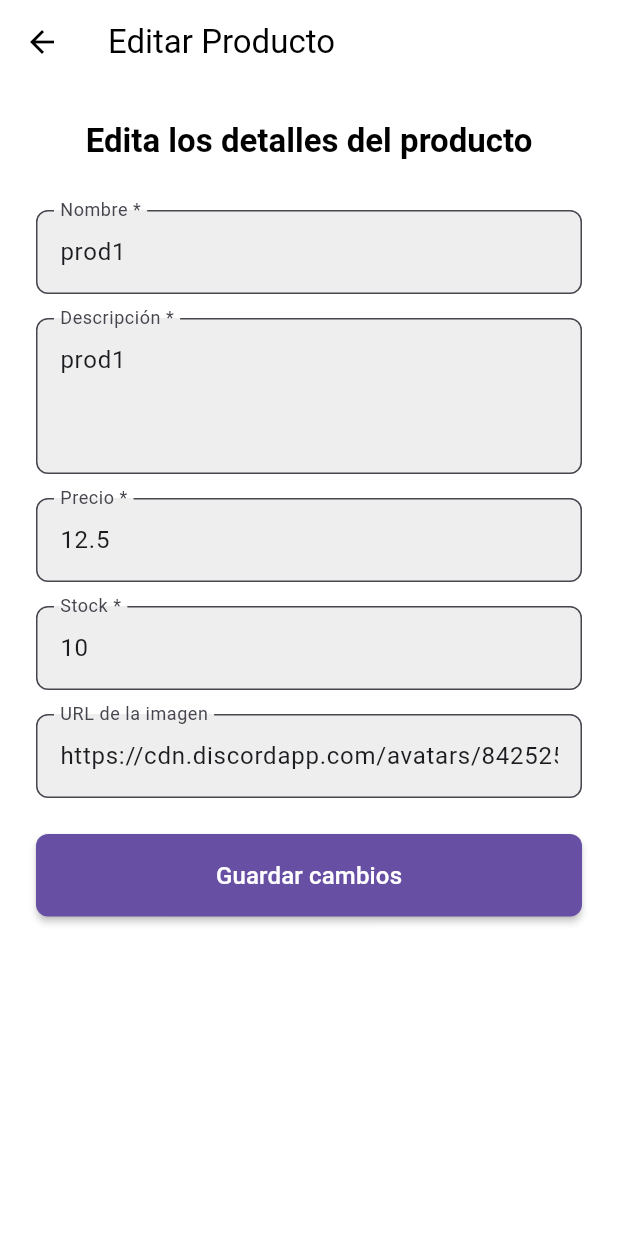
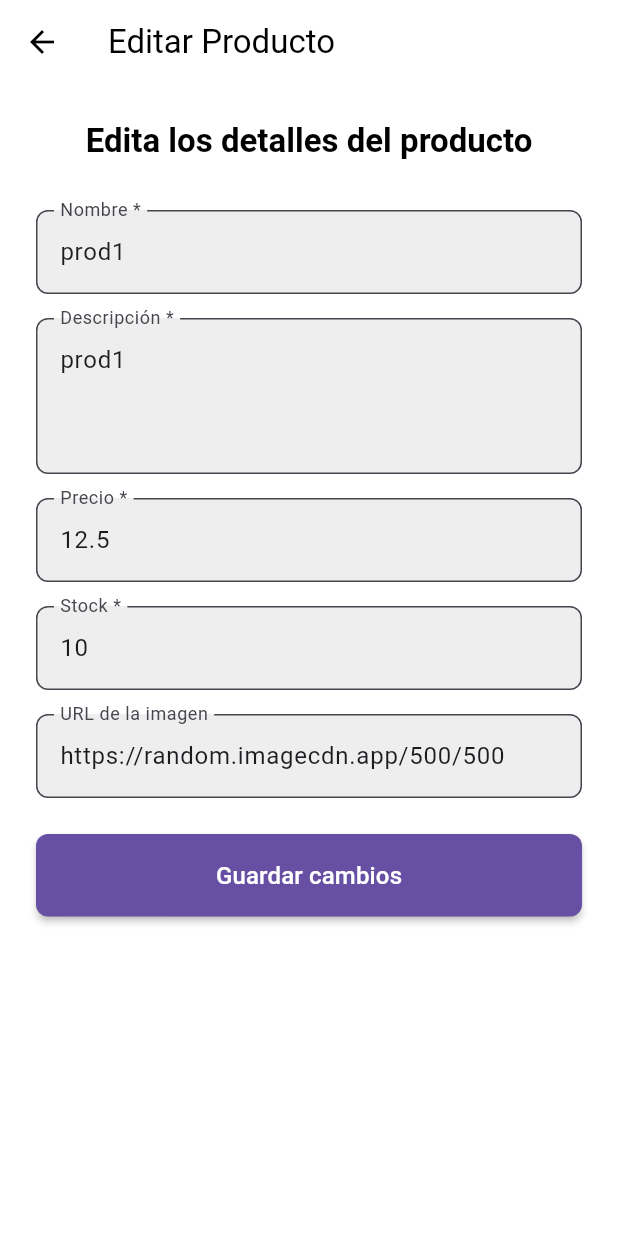
Before and after one commit to samuxmin/tuferreteria, a Flutter app: the EditProductPage screen opened directly with sample values from the repository, on a phone screen of 412 x 824 dp. Run offline on Flutter 3.47's test engine with Material 3 defaults, Android fonts, the phone set to English and light mode, and no system bars; our stand-ins replace dio; network calls fail.

Commit message:
Arreglo login, imagenes producto, se actualizan productos

```diff
--- a/lib/config/routes.dart
+++ b/lib/config/routes.dart
@@ -11,7 +11,7 @@ class AppRouter {
   static Route<dynamic> onGenerateRoute(RouteSettings settings) {
     switch (settings.name) {
       case '/':
-        return MaterialPageRoute(builder: (_) => const LoginPage());
+        return MaterialPageRoute(builder: (_) => LoginPage());
       case '/register':
         return MaterialPageRoute(builder: (_) => const RegisterPage());
       case '/products':
--- a/lib/controller/controller.dart
+++ b/lib/controller/controller.dart
@@ -134,15 +134,15 @@ class Controller with ChangeNotifier {
   //* EMPIEZA EL MOCK
 
   Future<bool> isAdmin() async {
-    return true; //admin;
+    return admin;
   }
-
+  String randomImageApi =   "https://random.imagecdn.app/500/500";
   List<Producto> productos = [
     Producto(
         id: 1,
         descripcion: "prod1",
         imagen:
-            "https://cdn.discordapp.com/avatars/842525351698890752/98c10f1dc07badde3903e271e7f35131.png?size=1024",
+            "https://random.imagecdn.app/500/500",
         nombre: "prod1",
         precio: 12.5,
         stock: 10),
@@ -150,7 +150,7 @@ class Controller with ChangeNotifier {
         id: 2,
         descripcion: "prod2",
         imagen:
-            "https://cdn.discordapp.com/avatars/842525351698890752/98c10f1dc07badde3903e271e7f35131.png?size=1024",
+            "https://random.imagecdn.app/500/500",
         nombre: "prod2",
         precio: 12.5,
         stock: 12),
@@ -158,7 +158,7 @@ class Controller with ChangeNotifier {
         id: 3,
         descripcion: "prod3",
         imagen:
-            "https://cdn.discordapp.com/avatars/842525351698890752/98c10f1dc07badde3903e271e7f35131.png?size=1024",
+            "https://random.imagecdn.app/500/500",
         nombre: "prod3",
         precio: 12.5,
         stock: 13),
@@ -166,7 +166,7 @@ class Controller with ChangeNotifier {
         id: 4,
         descripcion: "prod4",
         imagen:
-            "https://cdn.discordapp.com/avatars/842525351698890752/98c10f1dc07badde3903e271e7f35131.png?size=1024",
+            "https://random.imagecdn.app/500/500",
         nombre: "prod4",
         precio: 12.5,
         stock: 14)
@@ -178,7 +178,7 @@ class Controller with ChangeNotifier {
             id: 1,
             descripcion: "prod1",
             imagen:
-                "https://cdn.discordapp.com/avatars/842525351698890752/98c10f1dc07badde3903e271e7f35131.png?size=1024",
+                "https://random.imagecdn.app/500/500",
             nombre: "prod1",
             precio: 12.5,
             stock: 10),
@@ -188,7 +188,7 @@ class Controller with ChangeNotifier {
             id: 4,
             descripcion: "prod4",
             imagen:
-                "https://cdn.discordapp.com/avatars/842525351698890752/98c10f1dc07badde3903e271e7f35131.png?size=1024",
+                "https://random.imagecdn.app/500/500",
             nombre: "prod4",
             precio: 12.5,
             stock: 14),
@@ -293,6 +293,8 @@ class Controller with ChangeNotifier {
     if (email == 'admin') {
       admin = true;
       return LoginResponse(logged: true, token: ' token', isAdmin: true);
+    } if( email =="error"){
+      return LoginResponse(logged: false, token: '', isAdmin: false);
     } else {
       admin = false;
       return LoginResponse(logged: true, token: 'token', isAdmin: false);
--- a/lib/presentation/pages/order_detail_page.dart
+++ b/lib/presentation/pages/order_detail_page.dart
@@ -1,4 +1,6 @@
+import 'package:ferreteria/controller/controller.dart';
 import 'package:flutter/material.dart';
+import 'package:provider/provider.dart';
 
 class OrderDetailPage extends StatelessWidget {
   final String orderId;
@@ -39,6 +41,8 @@ class OrderDetailPage extends StatelessWidget {
 
   @override
   Widget build(BuildContext context) {
+
+    final controller = Provider.of<Controller>(context); // Obtiene el controlador de Provider
     int totalProducts = orderDetails['products'].length;
     double totalAmount = orderDetails['products'].fold(0, (sum, product) => sum + (product['quantity'] * product['unitPrice']));
 
--- a/lib/presentation/pages/order_history_page.dart
+++ b/lib/presentation/pages/order_history_page.dart
@@ -2,6 +2,7 @@ import 'package:flutter/material.dart';
 import 'package:ferreteria/presentation/pages/order_detail_page.dart';
 import 'package:ferreteria/controller/controller.dart';
 import 'package:ferreteria/models/order.dart';
+import 'package:provider/provider.dart';
 
 class OrderHistoryPage extends StatefulWidget {
   const OrderHistoryPage({super.key});
@@ -11,17 +12,18 @@ class OrderHistoryPage extends StatefulWidget {
 }
 
 class _OrderHistoryPageState extends State<OrderHistoryPage> {
-  final Controller _controller = Controller();
+
   late Future<List<Order>> _ordersFuture;
 
   @override
   void initState() {
     super.initState();
-    _ordersFuture = _controller.getOrders();
   }
 
   @override
   Widget build(BuildContext context) {
+    final controller = Provider.of<Controller>(context); // Obtiene el controlador de Provider
+    _ordersFuture = controller.getOrders();
     return Scaffold(
       appBar: AppBar(
         title: const Text('Historial de Compras'),
--- a/lib/presentation/pages/product_list_page.dart
+++ b/lib/presentation/pages/product_list_page.dart
@@ -94,6 +94,7 @@ class _ProductListPageState extends State<ProductListPage> {
                             return ProductCard(
                               name: product.nombre ,
                               price: product.precio,
+                              image: product.imagen,
                               onTap: () {
                                 Navigator.of(context).push(MaterialPageRoute(
                                   builder: (context) => ProductDetailPage(
```
Also changed, not shown: lib/presentation/pages/login_page.dart (+48 -12 lines), lib/presentation/widgets/product_card.dart (+13 -1 lines).
